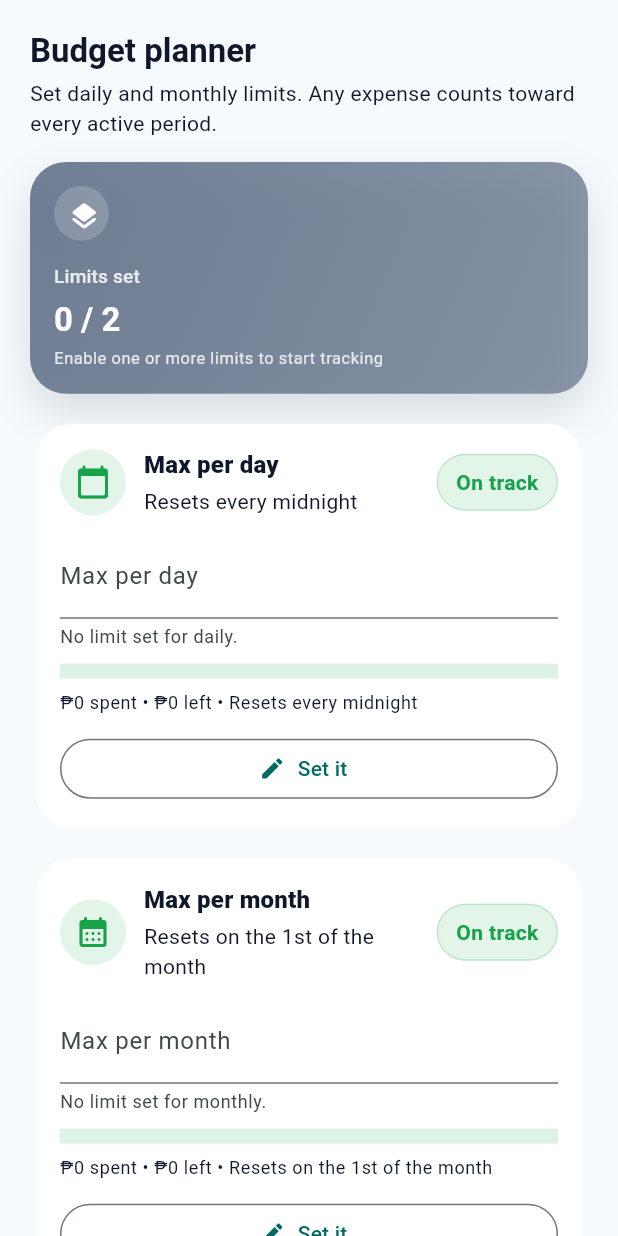
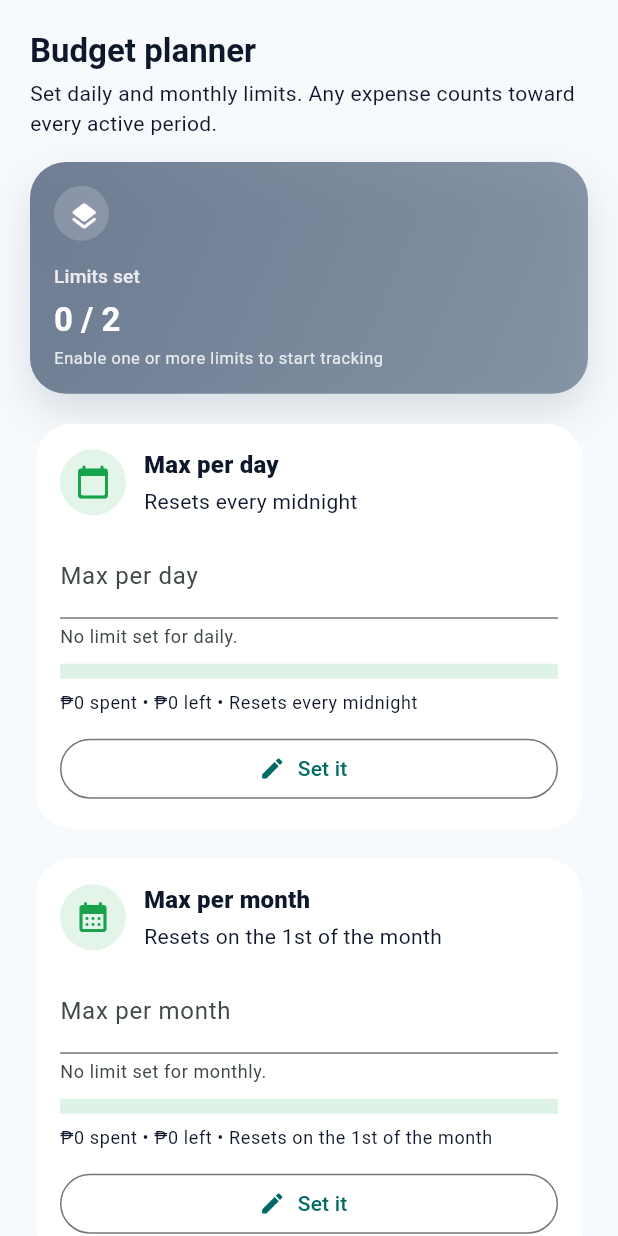
Before and after one commit to cjaayy/Budget-Buddy, a Flutter app: the BudgetPlannerScreen screen opened directly, on a phone screen of 412 x 824 dp. Run offline on Flutter 3.47's test engine with Material 3 defaults, Android fonts, the phone set to English and light mode, and no system bars; our stand-ins replace flutter_local_notifications, flutter_riverpod, hive_flutter, share_plus, shared_preferences; accounts and stored records are empty.

Commit message:
feat: remove status label display from limit editor card

```diff
--- a/lib/features/budget/budget_planner_screen.dart
+++ b/lib/features/budget/budget_planner_screen.dart
@@ -306,11 +306,6 @@ class _LimitEditorCardState extends State<_LimitEditorCard> {
                   ],
                 ),
               ),
-              if (summary != null)
-                SoftPill(
-                  text: summary.statusLabel,
-                  color: statusColor,
-                ),
             ],
           ),
           const SizedBox(height: 12),
```
